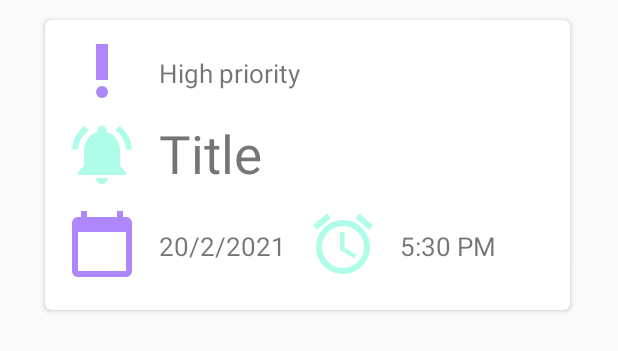
After one commit to LatifahAlomar/Reminder, an Android app: the layout remider_card.xml on its own in the app's theme, with its tools: preview values and no code run, on a phone screen of 412 x 824 dp. The commit adds this screen. Shown: the top 351 px of the screen. Run offline under Robolectric (Android 15) with nearby library versions, the phone set to English and light mode, and no system bars.

Commit message:
layout done

```diff
--- a/Reminder/app/build.gradle
+++ b/Reminder/app/build.gradle
@@ -29,6 +29,10 @@ dependencies {
     implementation 'androidx.constraintlayout:constraintlayout:2.0.4'
     implementation 'androidx.navigation:navigation-fragment:2.3.3'
     implementation 'androidx.navigation:navigation-ui:2.3.3'
+    //noinspection GradleCompatible
+    implementation 'com.android.support:recyclerview-v7:28.0.0'
+    //noinspection GradleCompatible
+    implementation 'com.android.support:cardview-v7:28.0.0'
     testImplementation 'junit:junit:4.12'
     androidTestImplementation 'androidx.test.ext:junit:1.1.2'
     androidTestImplementation 'androidx.test.espresso:espresso-core:3.3.0'
--- a/Reminder/app/src/main/res/drawable/ic_baseline_add_24.xml
+++ b/Reminder/app/src/main/res/drawable/ic_baseline_add_24.xml
@@ -2,8 +2,7 @@
     android:width="24dp"
     android:height="24dp"
     android:viewportWidth="24"
-    android:viewportHeight="24"
-    android:tint="?attr/colorControlNormal">
+    android:viewportHeight="24">
   <path
       android:fillColor="@android:color/white"
       android:pathData="M19,13h-6v6h-2v-6H5v-2h6V5h2v6h6v2z"/>
--- a/Reminder/app/src/main/res/layout/activity_main.xml
+++ b/Reminder/app/src/main/res/layout/activity_main.xml
@@ -21,6 +21,12 @@
 
     </com.google.android.material.appbar.AppBarLayout>
 
+    <androidx.recyclerview.widget.RecyclerView
+        android:layout_width="350dp"
+        android:layout_height="wrap_content"
+        android:padding="4dp"
+        android:scrollbars="vertical"
+        />
     <include layout="@layout/content_main"
         />
 
@@ -31,6 +37,6 @@
         android:layout_gravity="bottom|end"
         android:layout_margin="@dimen/fab_margin"
         app:backgroundTint="#AFFDE8"
-        app:srcCompat="@drawable/ic_baseline_add_24" />
+        android:src="@drawable/ic_baseline_add_24" />
 
 </androidx.coordinatorlayout.widget.CoordinatorLayout>
--- /dev/null
+++ b/Reminder/app/src/main/res/layout/remider_card.xml
@@ -0,0 +1,114 @@
+<?xml version="1.0" encoding="utf-8"?>
+<androidx.cardview.widget.CardView xmlns:android="http://schemas.android.com/apk/res/android"
+    xmlns:app="http://schemas.android.com/apk/res-auto"
+    android:id="@+id/card_view"
+    android:layout_width="350dp"
+    android:layout_height="wrap_content"
+    android:layout_marginLeft="30dp"
+    android:layout_marginTop="13dp"
+    app:cardCornerRadius="4dp"
+    >
+
+    <TableRow
+        android:layout_width="match_parent"
+        android:layout_height="wrap_content">
+
+        <ImageView
+            android:id="@+id/imageView3"
+            android:layout_width="56dp"
+            android:layout_height="48dp"
+            android:layout_marginLeft="10dp"
+            android:layout_marginTop="10dp"
+            android:src="@drawable/ic_baseline_priority_high_24" />
+
+        <TextView
+            android:id="@+id/textView3"
+            android:layout_width="wrap_content"
+            android:layout_height="wrap_content"
+            android:layout_gravity="center_horizontal"
+            android:layout_marginStart="10dp"
+            android:layout_marginLeft="10dp"
+            android:layout_marginTop="10dp"
+            android:paddingTop="23dp"
+            android:textSize="17dp"
+            android:text="High priority " />
+    </TableRow>
+
+    <TableRow
+        android:layout_width="match_parent"
+        android:layout_height="wrap_content"
+        android:layout_marginTop="45dp">
+
+        <ImageView
+            android:layout_width="56dp"
+            android:layout_height="48dp"
+            android:layout_marginLeft="10dp"
+            android:layout_marginTop="20dp"
+            android:src="@drawable/ic_baseline_notifications_active_24">
+
+        </ImageView>
+
+        <TextView
+            android:id="@+id/textView6"
+            android:layout_width="wrap_content"
+            android:layout_height="wrap_content"
+            android:layout_gravity="center_horizontal"
+            android:layout_marginStart="10dp"
+            android:layout_marginLeft="10dp"
+            android:layout_marginTop="10dp"
+            android:paddingTop="20dp"
+            android:text="Title"
+            android:textSize="35dp" />
+    </TableRow>
+
+    <TableRow
+        android:layout_width="match_parent"
+        android:layout_height="match_parent"
+        android:layout_marginTop="115dp">
+
+        <ImageView
+            android:layout_width="56dp"
+            android:layout_height="48dp"
+            android:layout_marginLeft="10dp"
+            android:layout_marginTop="10dp"
+            android:layout_marginBottom="20dp"
+            android:src="@drawable/ic_baseline_calendar_today_24"></ImageView>
+
+        <TextView
+            android:id="@+id/textView5"
+            android:layout_width="wrap_content"
+            android:layout_height="wrap_content"
+            android:layout_gravity="center_horizontal"
+            android:layout_marginStart="10dp"
+            android:layout_marginLeft="10dp"
+            android:layout_marginTop="10dp"
+            android:paddingTop="23dp"
+            android:textSize="17dp"
+            android:text="20/2/2021"
+            />
+
+        <ImageView
+            android:id="@+id/imageView"
+            android:layout_width="56dp"
+            android:layout_height="48dp"
+            android:layout_marginLeft="10dp"
+            android:layout_marginTop="10dp"
+            android:layout_marginBottom="20dp"
+            android:src="@drawable/ic_baseline_alarm_24"></ImageView>
+
+        <TextView
+            android:id="@+id/textView"
+            android:layout_width="wrap_content"
+            android:layout_height="wrap_content"
+            android:layout_gravity="center_horizontal"
+            android:layout_marginStart="10dp"
+            android:layout_marginLeft="10dp"
+            android:layout_marginTop="10dp"
+            android:paddingTop="23dp"
+            android:textSize="17dp"
+            android:text="5:30 PM" />
+
+    </TableRow>
+
+
+</androidx.cardview.widget.CardView>
--- a/Reminder/build.gradle
+++ b/Reminder/build.gradle
@@ -16,6 +16,9 @@ allprojects {
     repositories {
         google()
         jcenter()
+        maven {
+            url "https://maven.google.com"
+        }
     }
 }
 
```
Also changed, not shown: 198 other files.
